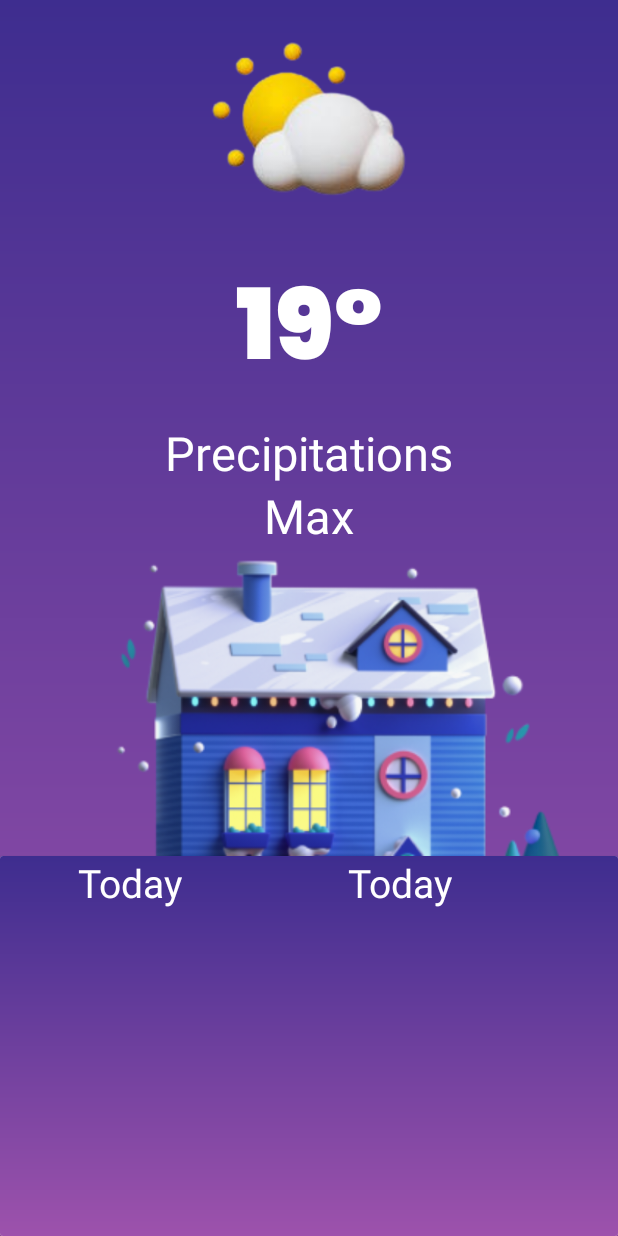
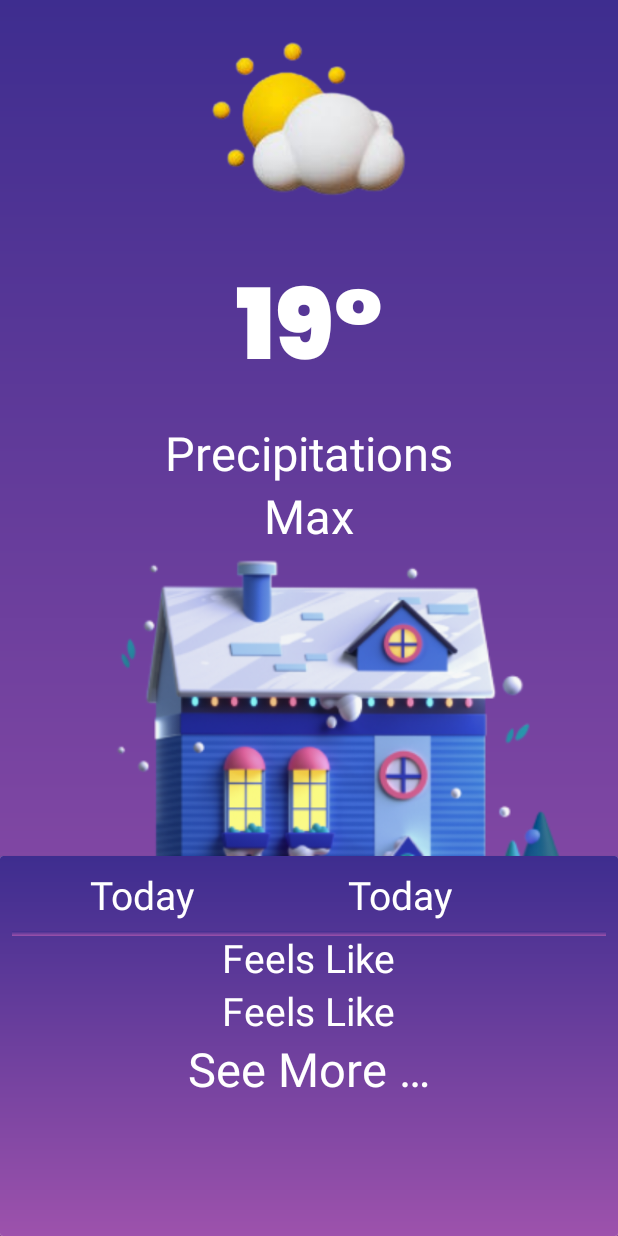
Before and after one commit to WaqasAhmed123/Weather-App-Xml-Based, an Android app: the HomeActivity screen opened directly, with no data from a screen before it, on a phone screen of 412 x 824 dp. Run offline under Robolectric (Android 15) with nearby library versions, the phone set to English and light mode, and no system bars; our stand-ins replace data binding, sdp/ssp sizes.

Commit message:
detailForecast added

```diff
--- a/app/src/main/AndroidManifest.xml
+++ b/app/src/main/AndroidManifest.xml
@@ -12,6 +12,9 @@
         android:supportsRtl="true"
         android:theme="@style/Theme.Weather_XML"
         tools:targetApi="31">
+        <activity
+            android:name=".Presentation.detailForecast.view.DetailForecastActivity"
+            android:exported="false" />
         <activity
             android:name=".Presentation.home.view.HomeActivity"
             android:exported="false" />
--- /dev/null
+++ b/app/src/main/java/com/example/weather_xml/Presentation/detailForecast/view/DetailForecastActivity.kt
@@ -0,0 +1,12 @@
+package com.example.weather_xml.Presentation.detailForecast.view
+
+import androidx.appcompat.app.AppCompatActivity
+import android.os.Bundle
+import com.example.weather_xml.R
+
+class DetailForecastActivity : AppCompatActivity() {
+    override fun onCreate(savedInstanceState: Bundle?) {
+        super.onCreate(savedInstanceState)
+        setContentView(R.layout.activity_detail_forecast)
+    }
+}
--- /dev/null
+++ b/app/src/main/java/com/example/weather_xml/Presentation/detailForecast/viewModel/DetailForecastViewModel.kt
@@ -0,0 +1,7 @@
+package com.example.weather_xml.Presentation.detailForecast.viewModel
+
+import androidx.lifecycle.ViewModel
+
+class DetailForecastViewModel:ViewModel() {
+
+}
--- a/app/src/main/java/com/example/weather_xml/Presentation/home/viewModel/HomeActivityViewModel.kt
+++ b/app/src/main/java/com/example/weather_xml/Presentation/home/viewModel/HomeViewModel.kt
@@ -2,7 +2,7 @@ package com.example.weather_xml.Presentation.home.viewModel
 
 import androidx.lifecycle.ViewModel
 
-class HomeActivityViewModel:ViewModel() {
+class HomeViewModel:ViewModel() {
 
 
 
--- /dev/null
+++ b/app/src/main/res/layout/activity_detail_forecast.xml
@@ -0,0 +1,9 @@
+<?xml version="1.0" encoding="utf-8"?>
+<androidx.constraintlayout.widget.ConstraintLayout xmlns:android="http://schemas.android.com/apk/res/android"
+    xmlns:app="http://schemas.android.com/apk/res-auto"
+    xmlns:tools="http://schemas.android.com/tools"
+    android:layout_width="match_parent"
+    android:layout_height="match_parent"
+    tools:context=".Presentation.detailForecast.view.DetailForecastActivity">
+
+</androidx.constraintlayout.widget.ConstraintLayout>
--- a/app/src/main/res/layout/activity_home.xml
+++ b/app/src/main/res/layout/activity_home.xml
@@ -10,10 +10,9 @@
     <androidx.constraintlayout.widget.ConstraintLayout
         android:layout_width="match_parent"
         android:layout_height="match_parent"
+        android:background="@drawable/drawable_gradient_background"
         android:fitsSystemWindows="true"
-        android:background="@drawable/drawable_gradient_background"
-        tools:context=".Presentation.home.view.HomeActivity"
-        >
+        tools:context=".Presentation.home.view.HomeActivity">
 
 
         <ImageView
@@ -82,55 +81,92 @@
             android:id="@+id/cv_feels_like"
             android:layout_width="match_parent"
             android:layout_height="0dp"
-            app:layout_constraintTop_toBottomOf="@+id/iv_house"
             app:layout_constraintBottom_toBottomOf="parent"
-            >
+            app:layout_constraintTop_toBottomOf="@+id/iv_house">
 
-            <LinearLayout
+            <androidx.constraintlayout.widget.ConstraintLayout
                 android:layout_width="match_parent"
                 android:layout_height="match_parent"
-                android:orientation="vertical"
                 android:background="@drawable/drawable_gradient_background"
                 android:padding="@dimen/_6sdp">
 
-            </LinearLayout>
+                <androidx.appcompat.widget.LinearLayoutCompat
+                    android:id="@+id/ll_today"
+                    android:layout_width="0dp"
+                    android:layout_height="wrap_content"
+                    android:paddingStart="@dimen/_40sdp"
+                    app:layout_constraintEnd_toEndOf="parent"
+                    app:layout_constraintStart_toStartOf="parent"
+                    app:layout_constraintTop_toTopOf="parent">
 
-            <androidx.appcompat.widget.LinearLayoutCompat
-                android:id="@+id/ll_today"
-                android:layout_width="match_parent"
-                android:layout_height="match_parent"
-                android:paddingStart="@dimen/_40sdp">
+                    <TextView
+                        android:id="@+id/tv_today"
+                        style="@style/titleSmall"
+                        android:layout_width="0dp"
+                        android:layout_height="wrap_content"
+                        android:layout_weight="1"
+                        android:text="@string/TODAY"
+                        android:textColor="@color/white" />
+
+                    <TextView
+                        android:id="@+id/tv_today_date"
+                        style="@style/titleSmall"
+                        android:layout_width="0dp"
+                        android:layout_height="wrap_content"
+                        android:layout_weight="1"
+                        android:text="@string/TODAY"
+                        android:textColor="@color/white" />
+                </androidx.appcompat.widget.LinearLayoutCompat>
+
+                    <View
+                        android:layout_width="match_parent"
+                        android:layout_height="3dp"
+                        android:layout_marginTop="@dimen/_5sdp"
+                        app:layout_constraintStart_toStartOf="parent"
+                        app:layout_constraintEnd_toEndOf="parent"
+                        app:layout_constraintTop_toBottomOf="@+id/ll_today"
+                        android:background="@drawable/drawable_gradient_background" />
+
 
                 <TextView
-                    android:id="@+id/tv_today"
+                    android:id="@+id/tv_feels_like"
                     style="@style/titleSmall"
-                    android:layout_weight="1"
                     android:layout_width="wrap_content"
                     android:layout_height="wrap_content"
-                    android:text="@string/TODAY"
+                    android:layout_marginTop="@dimen/_5sdp"
+                    android:text="@string/FEELS_LIKE"
                     android:textColor="@color/white"
-                    >
-
-                </TextView>
+                    app:layout_constraintEnd_toEndOf="parent"
+                    app:layout_constraintStart_toStartOf="parent"
+                    app:layout_constraintTop_toBottomOf="@+id/ll_today" />
 
                 <TextView
-                    android:id="@+id/tv_today_date"
+                    android:id="@+id/tv_feels_like_temperature"
                     style="@style/titleSmall"
-                    android:layout_weight="1"
                     android:layout_width="wrap_content"
                     android:layout_height="wrap_content"
-                    android:text="@string/TODAY"
-                    android:textColor="@color/white">
+                    android:text="@string/FEELS_LIKE"
+                    android:textColor="@color/white"
+                    app:layout_constraintEnd_toEndOf="parent"
+                    app:layout_constraintStart_toStartOf="parent"
+                    app:layout_constraintTop_toBottomOf="@+id/tv_feels_like" />
 
-                </TextView>
+                <TextView
+                    android:id="@+id/tv_see_more"
+                    style="@style/titleMedium"
+                    android:layout_width="wrap_content"
+                    android:layout_height="wrap_content"
+                    android:text="@string/SEE_MORE"
+                    android:textColor="@color/white"
+                    app:layout_constraintEnd_toEndOf="parent"
+                    app:layout_constraintStart_toStartOf="parent"
+                    app:layout_constraintTop_toBottomOf="@+id/tv_feels_like_temperature" />
 
-            </androidx.appcompat.widget.LinearLayoutCompat>
-
+            </androidx.constraintlayout.widget.ConstraintLayout>
         </androidx.cardview.widget.CardView>
 
 
     </androidx.constraintlayout.widget.ConstraintLayout>
 
 
-
 </layout>
--- /dev/null
+++ b/app/src/main/res/layout/layout_daily_forecast.xml
@@ -0,0 +1,6 @@
+<?xml version="1.0" encoding="utf-8"?>
+<androidx.constraintlayout.widget.ConstraintLayout xmlns:android="http://schemas.android.com/apk/res/android"
+    android:layout_width="match_parent"
+    android:layout_height="match_parent">
+
+</androidx.constraintlayout.widget.ConstraintLayout>
--- a/app/src/main/res/values/strings.xml
+++ b/app/src/main/res/values/strings.xml
@@ -10,4 +10,5 @@
     <string name="MIN">Min</string>
     <string name="TODAY">Today</string>
     <string name="FEELS_LIKE">Feels Like</string>
+    <string name="SEE_MORE">See More …</string>
 </resources>
```
